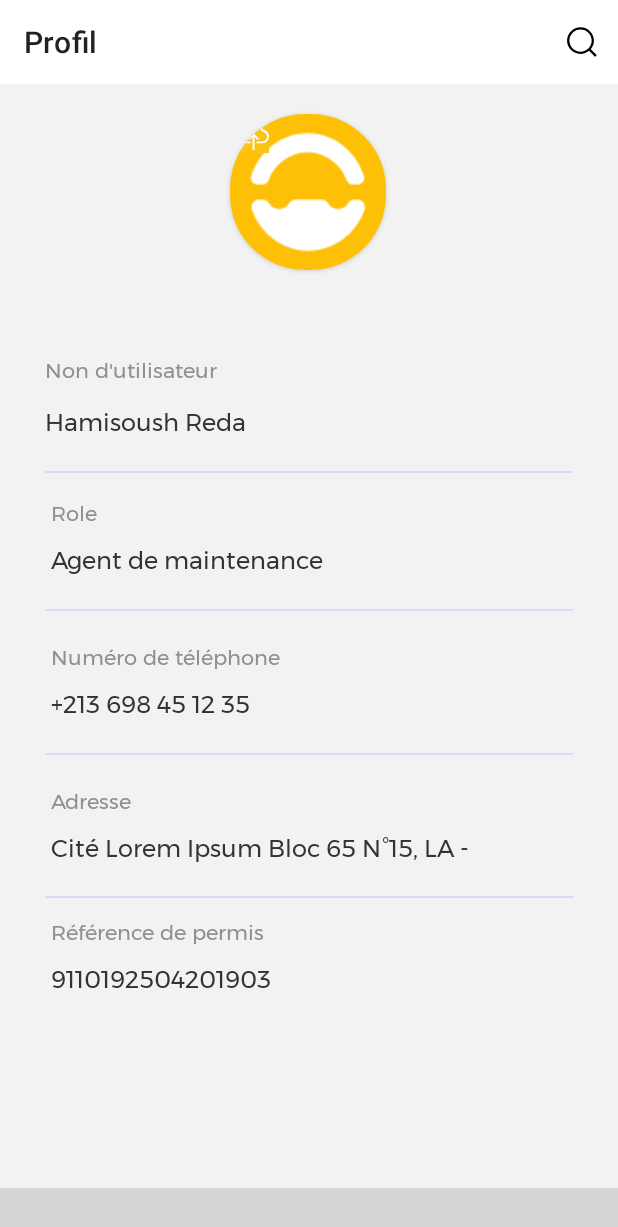
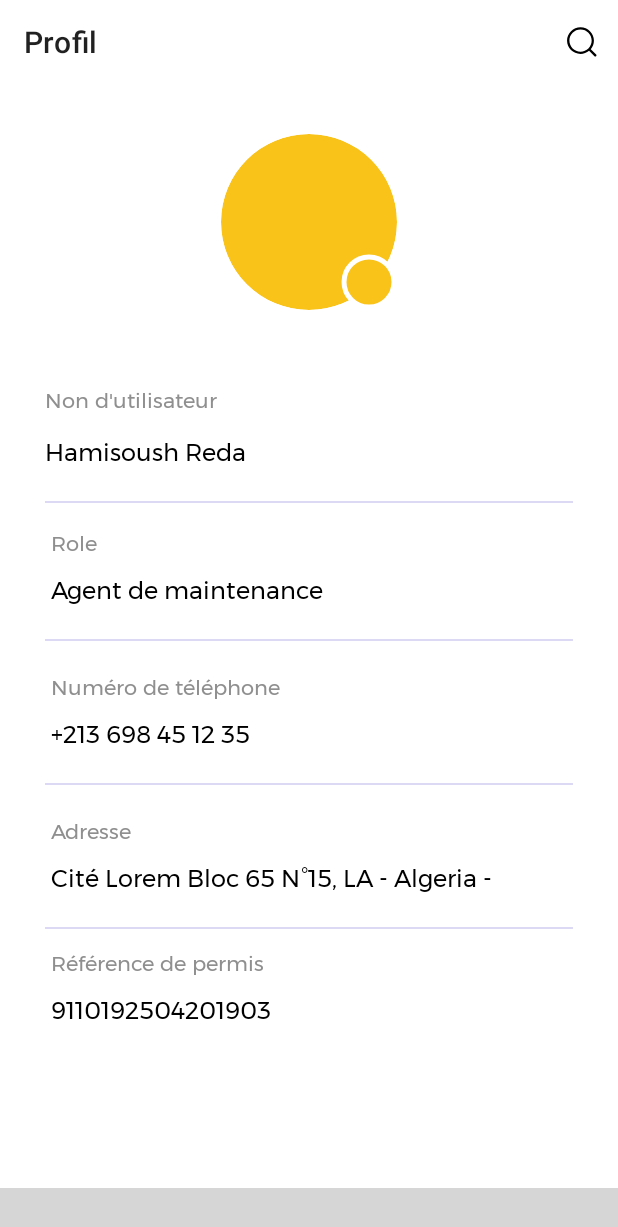
Before and after one commit to saoudiabderraouf/AutoLib-maintain, an Android app: the UserProfilFragment screen opened through its navigation route, on a phone screen of 412 x 824 dp. Shown: the top 1227 px of the screen. Run offline under Robolectric (Android 15) with nearby library versions, the phone set to English and light mode, and no system bars; our stand-ins replace Room's generated code, navigation-ui; libraries missing offline, so code that uses them is left out: com.yarolegovich.slidingrootnav; plain views replace BottomNavigationViewEx; network calls fail; 13 statements that could not run were skipped; grey boxes are pictures that could not be loaded.

Commit message:
fix: fixed all the remaining layouts

```diff
--- a/app/src/main/res/drawable/calendar_item_background.xml
+++ b/app/src/main/res/drawable/calendar_item_background.xml
@@ -3,6 +3,6 @@
     android:shape="rectangle">
 
     <solid android:color="@color/app_grey"/>
-    <corners android:radius="16dp"/>
+    <corners android:radius="15dp"/>
 
 </shape>
--- a/app/src/main/res/drawable/calendar_item_selected_background.xml
+++ b/app/src/main/res/drawable/calendar_item_selected_background.xml
@@ -2,7 +2,7 @@
 <shape xmlns:android="http://schemas.android.com/apk/res/android"
     android:shape="rectangle">
 
-    <solid android:color="@color/app_black"/>
+    <solid android:color="?attr/colorOnPrimary"/>
     <corners android:radius="16dp"/>
 
 </shape>
--- a/app/src/main/res/layout/fragment_profil.xml
+++ b/app/src/main/res/layout/fragment_profil.xml
@@ -4,65 +4,54 @@
     xmlns:tools="http://schemas.android.com/tools"
     android:layout_width="match_parent"
     android:layout_height="match_parent"
-    android:background="@color/dirtyWhite"
+    android:background="?android:attr/colorBackground"
     tools:context=".ui.userProfil.UserProfilFragment">
 
     <androidx.constraintlayout.widget.ConstraintLayout
         android:layout_width="match_parent"
         android:layout_height="match_parent"
-        android:background="@color/dirtyWhite"
+        android:background="?android:attr/colorBackground"
         android:orientation="vertical"
         tools:context=".ui.userProfil.UserProfilFragment">
 
 
-        <androidx.cardview.widget.CardView
-            android:id="@+id/myCardView"
-            android:layout_width="104dp"
-            android:layout_height="104dp"
-            android:layout_centerHorizontal="true"
-            android:layout_centerVertical="true"
-            android:layout_marginTop="20dp"
-            android:background="@drawable/rounded_image_view"
-            app:cardCornerRadius="50dp"
+        <com.google.android.material.imageview.ShapeableImageView
+            android:id="@+id/roundedimag"
+            android:layout_width="120dp"
+            android:layout_height="120dp"
+            android:layout_marginTop="32dp"
+            android:padding="1dp"
             app:layout_constraintEnd_toEndOf="parent"
-            app:layout_constraintHorizontal_bias="0.498"
             app:layout_constraintStart_toStartOf="parent"
-            app:layout_constraintTop_toTopOf="parent">
+            app:layout_constraintTop_toTopOf="parent"
+            app:shapeAppearanceOverlay="@style/imageShapeOverlay"
+            app:srcCompat="@drawable/rounded_button" />
 
-
-            <ImageView
-                android:id="@+id/roundedimag"
-                android:layout_width="match_parent"
-                android:layout_height="match_parent"
-                android:scaleType="centerCrop"
-                app:srcCompat="@mipmap/ic_launcher" />
-
-            <ImageView
-                android:id="@+id/upload"
-                android:layout_width="31dp"
-                android:layout_height="31dp"
-                android:layout_above="@+id/myCardView"
-                android:layout_alignBottom="@+id/myCardView"
-                android:padding="5dp"
-                android:scaleType="centerCrop"
-                android:src="@drawable/ic_upload_layered" />
-
-        </androidx.cardview.widget.CardView>
+        <com.google.android.material.imageview.ShapeableImageView
+            android:id="@+id/upload"
+            android:layout_width="40dp"
+            android:layout_height="40dp"
+            android:padding="3dp"
+            app:layout_constraintBottom_toBottomOf="@+id/roundedimag"
+            app:layout_constraintEnd_toEndOf="@+id/roundedimag"
+            app:shapeAppearanceOverlay="@style/imageShapeOverlay"
+            app:srcCompat="@drawable/rounded_button"
+            app:strokeColor="?android:attr/colorBackground"
+            app:strokeWidth="3dp" />
 
         <TextView
             android:id="@+id/textView"
             android:layout_width="wrap_content"
             android:layout_height="25dp"
             android:layout_marginStart="30dp"
-            android:layout_marginLeft="30dp"
-            android:layout_marginTop="56dp"
+            android:layout_marginTop="48dp"
             android:fontFamily="@font/montserrat"
             android:text="Non d'utilisateur"
             android:textColor="#8F8F8F"
             app:layout_constraintEnd_toEndOf="parent"
             app:layout_constraintHorizontal_bias="0.0"
             app:layout_constraintStart_toStartOf="parent"
-            app:layout_constraintTop_toBottomOf="@+id/myCardView" />
+            app:layout_constraintTop_toBottomOf="@+id/roundedimag" />
 
         <TextView
             android:id="@+id/textView3"
@@ -135,13 +124,16 @@
 
         <TextView
             android:id="@+id/textView5"
-            android:layout_width="wrap_content"
+            android:layout_width="0dp"
             android:layout_height="wrap_content"
             android:layout_marginTop="8dp"
+            android:layout_marginEnd="24dp"
             android:fontFamily="@font/montserrat"
             android:text="Agent de maintenance"
-            android:textColor="@color/noir"
+            android:textColor="?attr/colorOnPrimary"
             android:textSize="16sp"
+            app:layout_constraintEnd_toEndOf="parent"
+            app:layout_constraintHorizontal_bias="0.0"
             app:layout_constraintStart_toStartOf="@+id/textView3"
             app:layout_constraintTop_toBottomOf="@+id/textView3" />
 
@@ -158,13 +150,16 @@
 
         <TextView
             android:id="@+id/textView7"
-            android:layout_width="wrap_content"
+            android:layout_width="0dp"
             android:layout_height="wrap_content"
             android:layout_marginTop="8dp"
+            android:layout_marginEnd="24dp"
             android:fontFamily="@font/montserrat"
             android:text="+213 698 45 12 35"
-            android:textColor="@color/noir"
+            android:textColor="?attr/colorOnPrimary"
             android:textSize="16sp"
+            app:layout_constraintEnd_toEndOf="parent"
+            app:layout_constraintHorizontal_bias="0.0"
             app:layout_constraintStart_toStartOf="@+id/textView6"
             app:layout_constraintTop_toBottomOf="@+id/textView6" />
 
@@ -181,13 +176,16 @@
 
         <TextView
             android:id="@+id/textView9"
-            android:layout_width="330dp"
-            android:layout_height="24dp"
+            android:layout_width="0dp"
+            android:layout_height="wrap_content"
             android:layout_marginTop="8dp"
+            android:layout_marginEnd="32dp"
             android:fontFamily="@font/montserrat"
-            android:text="Cité Lorem Ipsum Bloc 65 N°15, LA - Algeria -"
-            android:textColor="@color/noir"
+            android:text="Cité Lorem Bloc 65 N°15, LA - Algeria -"
+            android:textColor="?attr/colorOnPrimary"
             android:textSize="16sp"
+            app:layout_constraintEnd_toEndOf="parent"
+            app:layout_constraintHorizontal_bias="0.0"
             app:layout_constraintStart_toStartOf="@+id/textView8"
             app:layout_constraintTop_toBottomOf="@+id/textView8" />
 
@@ -204,27 +202,33 @@
 
         <TextView
             android:id="@+id/textView11"
-            android:layout_width="wrap_content"
+            android:layout_width="0dp"
             android:layout_height="wrap_content"
             android:layout_marginTop="8dp"
+            android:layout_marginEnd="24dp"
             android:layout_marginBottom="50dp"
             android:fontFamily="@font/montserrat"
             android:text="9110192504201903"
-            android:textColor="@color/noir"
+            android:textColor="?attr/colorOnPrimary"
             android:textSize="16sp"
             app:layout_constraintBottom_toBottomOf="parent"
+            app:layout_constraintEnd_toEndOf="parent"
+            app:layout_constraintHorizontal_bias="0.0"
             app:layout_constraintStart_toStartOf="@+id/textView10"
             app:layout_constraintTop_toBottomOf="@+id/textView10" />
 
         <TextView
             android:id="@+id/textView2"
-            android:layout_width="wrap_content"
+            android:layout_width="0dp"
             android:layout_height="wrap_content"
             android:layout_marginTop="8dp"
+            android:layout_marginEnd="24dp"
             android:fontFamily="@font/montserrat"
             android:text="Hamisoush Reda"
-            android:textColor="@color/noir"
+            android:textColor="?attr/colorOnPrimary"
             android:textSize="16sp"
+            app:layout_constraintEnd_toEndOf="parent"
+            app:layout_constraintHorizontal_bias="0.0"
             app:layout_constraintStart_toStartOf="@+id/textView"
             app:layout_constraintTop_toBottomOf="@+id/textView" />
 
--- a/app/src/main/res/layout/fragment_settings.xml
+++ b/app/src/main/res/layout/fragment_settings.xml
@@ -1,8 +1,9 @@
 <?xml version="1.0" encoding="utf-8"?>
-<FrameLayout xmlns:android="http://schemas.android.com/apk/res/android"
+<androidx.constraintlayout.widget.ConstraintLayout xmlns:android="http://schemas.android.com/apk/res/android"
     xmlns:tools="http://schemas.android.com/tools"
     android:layout_width="match_parent"
     android:layout_height="match_parent"
+    android:background="?android:attr/colorBackground"
     tools:context=".ui.settings.SettingsFragment">
 
     <TextView
@@ -10,4 +11,4 @@
         android:layout_height="match_parent"
         android:text="Hello" />
 
-</FrameLayout>
+</androidx.constraintlayout.widget.ConstraintLayout>
```
Also changed, not shown: app/src/main/res/layout/calendar_item_layout.xml (+10 -10 lines), app/src/main/res/layout/calendar_item_selected_layout.xml (+11 -10 lines), app/src/main/res/layout/fragment_ajouter_panne.xml (+12 -9 lines), app/src/main/res/layout/fragment_dashboard.xml (+5 -5 lines), app/src/main/res/layout/fragment_panne.xml (+10 -8 lines), app/src/main/res/layout/task_dashboard_item_layout.xml (+15 -28 lines).
